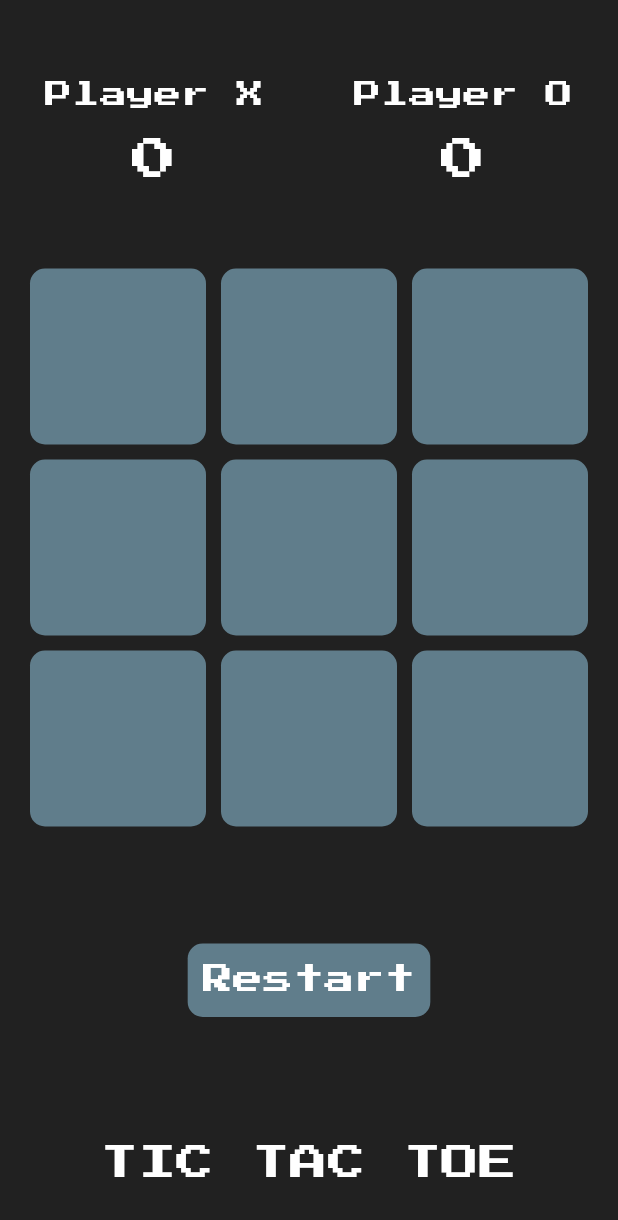
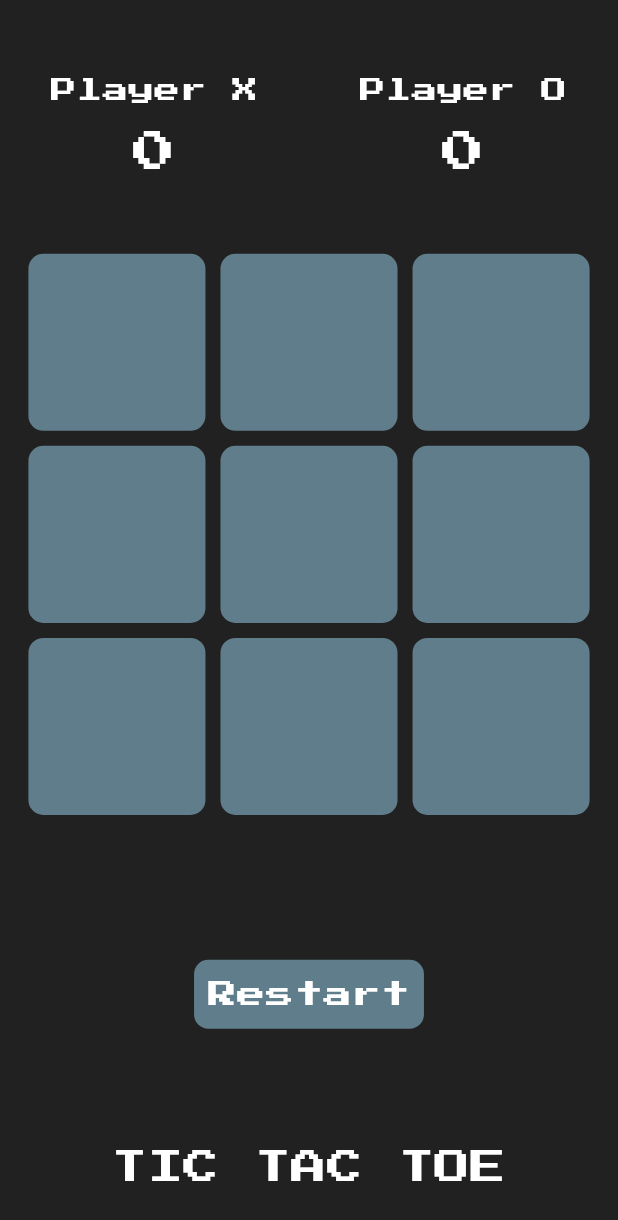
Before and after one commit to KerolosThabet/xo-game, a Flutter app: the screen it shows after launch, on a phone screen of 412 x 824 dp. Shown: the top 1220 px of the screen. Run offline on Flutter 3.47's test engine with Material 3 defaults, Android fonts, the phone set to English and light mode, and no system bars; our stand-ins replace flutter_screenutil.

Commit message:
add flutter_screenutil

```diff
--- a/lib/home/buildScoreWidget.dart
+++ b/lib/home/buildScoreWidget.dart
@@ -1,4 +1,5 @@
 import 'package:flutter/material.dart';
+import 'package:flutter_screenutil/flutter_screenutil.dart';
 
 
 Column buildScoreColumn(String player, int score) {
@@ -6,12 +7,12 @@ Column buildScoreColumn(String player, int score) {
     children: [
       Text(
         player,
-        style: TextStyle(color: Colors.white, fontSize: 18),
+        style: TextStyle(color: Colors.white, fontSize: 18.sp),
       ),
-      SizedBox(height: 10),
+      SizedBox(height: 10.h),
       Text(
         "$score",
-        style: TextStyle(color: Colors.white, fontSize: 30),
+        style: TextStyle(color: Colors.white, fontSize: 30.sp),
       ),
     ],
   );
--- a/lib/home/homeScreen.dart
+++ b/lib/home/homeScreen.dart
@@ -1,4 +1,5 @@
 import 'package:flutter/material.dart';
+import 'package:flutter_screenutil/flutter_screenutil.dart';
 
 import 'buildScoreWidget.dart';
 
@@ -26,7 +27,7 @@ class HomeScreenState extends State<HomeScreen> {
         mainAxisAlignment: MainAxisAlignment.center,
         children: [
           Padding(
-            padding: const EdgeInsets.only(top: 50,bottom: 30),
+            padding: REdgeInsets.only(top: 50,bottom: 30),
             child: Row(
               mainAxisAlignment: MainAxisAlignment.spaceAround,
               children: [
@@ -38,7 +39,7 @@ class HomeScreenState extends State<HomeScreen> {
           Expanded(
             flex: 2,
             child: GridView.builder(
-              padding: EdgeInsets.all(20),
+              padding: REdgeInsets.all(20),
               gridDelegate: SliverGridDelegateWithFixedCrossAxisCount(
                 crossAxisCount: 3,
                 crossAxisSpacing: 10,
@@ -56,7 +57,7 @@ class HomeScreenState extends State<HomeScreen> {
                     child: Center(
                       child: Text(
                         display[index],
-                        style: TextStyle(color: Colors.white, fontSize: 35, fontWeight: FontWeight.bold),
+                        style: TextStyle(color: Colors.white, fontSize: 35.sp, fontWeight: FontWeight.bold),
                       ),
                     ),
                   ),
@@ -71,19 +72,19 @@ class HomeScreenState extends State<HomeScreen> {
                 oScore =0;
               },
                 child: Container(
-                 padding:  EdgeInsetsDirectional.all(10),
-                  decoration: BoxDecoration( color: Colors.blueGrey,borderRadius: BorderRadius.circular(10)),
+                 padding:  REdgeInsetsDirectional.all(10),
+                  decoration: BoxDecoration( color: Colors.blueGrey,borderRadius: BorderRadius.circular(10).r),
 
                   child: Text(
-                    "Restart",style: TextStyle(color: Colors.white, fontSize: 20),
+                    "Restart",style: TextStyle(color: Colors.white, fontSize: 20.sp),
                   ),
                 )
             ),
           Padding(
-            padding: const EdgeInsets.only(top: 80,bottom: 30),
+            padding:  REdgeInsets.only(top: 80,bottom: 30),
             child: Text(
               "TIC TAC TOE",
-              style: TextStyle(color: Colors.white, fontSize: 25),
+              style: TextStyle(color: Colors.white, fontSize: 25.sp),
             ),
           ),
         ],
@@ -146,10 +147,10 @@ class HomeScreenState extends State<HomeScreen> {
       builder: (context) {
         return AlertDialog(
           backgroundColor: Colors.grey[800],
-          shape: RoundedRectangleBorder(borderRadius: BorderRadius.circular(15)),
+          shape: RoundedRectangleBorder(borderRadius: BorderRadius.circular(15).r),
           title: Text(
             title,
-            style: TextStyle(color: Colors.white, fontSize: 24),
+            style: TextStyle(color: Colors.white, fontSize: 24.sp),
           ),
           actions: [
             TextButton(
@@ -158,7 +159,7 @@ class HomeScreenState extends State<HomeScreen> {
               },
               child: Text(
                 buttonText,
-                style: TextStyle(color: Colors.blueAccent, fontSize: 20),
+                style: TextStyle(color: Colors.blueAccent, fontSize: 20.sp),
               ),
             ),
           ],
--- a/lib/main.dart
+++ b/lib/main.dart
@@ -1,4 +1,5 @@
 import 'package:flutter/material.dart';
+import 'package:flutter_screenutil/flutter_screenutil.dart';
 import 'package:xo_game/home/homeScreen.dart';
 
 void main() {
@@ -11,7 +12,11 @@ class MyApp extends StatelessWidget {
 
   @override
   Widget build(BuildContext context) {
-    return MaterialApp(
+    return ScreenUtilInit(
+      designSize: const Size(412, 870),
+      minTextAdapt: true,
+      splitScreenMode: true,
+      builder: (context, child) => MaterialApp(
         title: 'XO Game',
         theme: ThemeData(
           fontFamily: "PressStart2P",
@@ -23,6 +28,7 @@ class MyApp extends StatelessWidget {
           HomeScreen.route:(_)=> HomeScreen()
         },
         initialRoute: HomeScreen.route,
+      ),
     );
   }
 }
--- a/pubspec.yaml
+++ b/pubspec.yaml
@@ -38,6 +38,7 @@ dependencies:
   google_fonts: ^6.2.1
   flutter_native_splash: ^2.4.0
   flutter_launcher_icons: ^0.13.1
+  flutter_screenutil: ^5.9.3
 
 dev_dependencies:
   flutter_test:
```
Also changed, not shown: pubspec.lock. Lines whose indentation alone changed are shown as unchanged.
